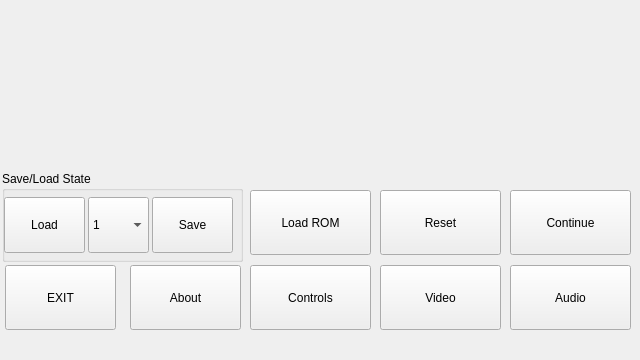
Above: AntSnesQt/ui_symbian/emusettings.ui from Summeli/AntSnes before the change. Below: the same form after it.
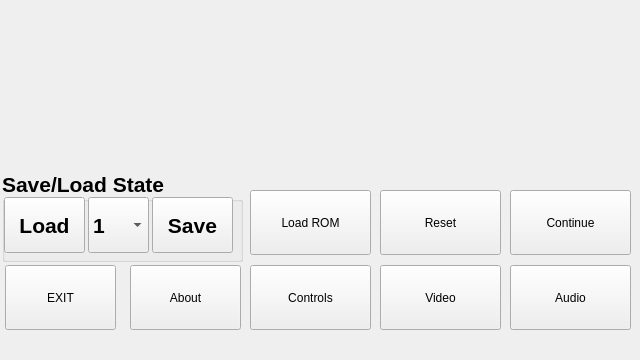
That is the form after the change. Icons and pictures are not drawn.

The edit to the form file:
```diff
--- a/AntSnesQt/ui_symbian/emusettings.ui
+++ b/AntSnesQt/ui_symbian/emusettings.ui
@@ -197,6 +197,13 @@
       <verstretch>0</verstretch>
      </sizepolicy>
     </property>
+    <property name="font">
+     <font>
+      <pointsize>16</pointsize>
+      <weight>75</weight>
+      <bold>true</bold>
+     </font>
+    </property>
     <property name="styleSheet">
      <string notr="true"/>
     </property>
```
